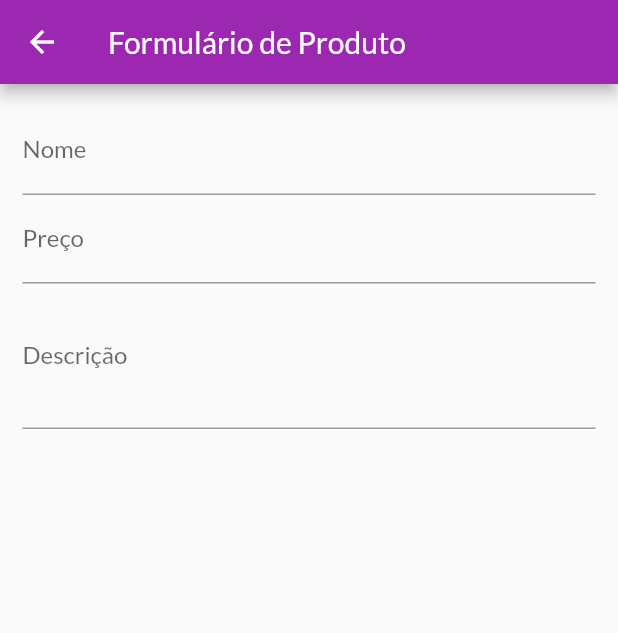
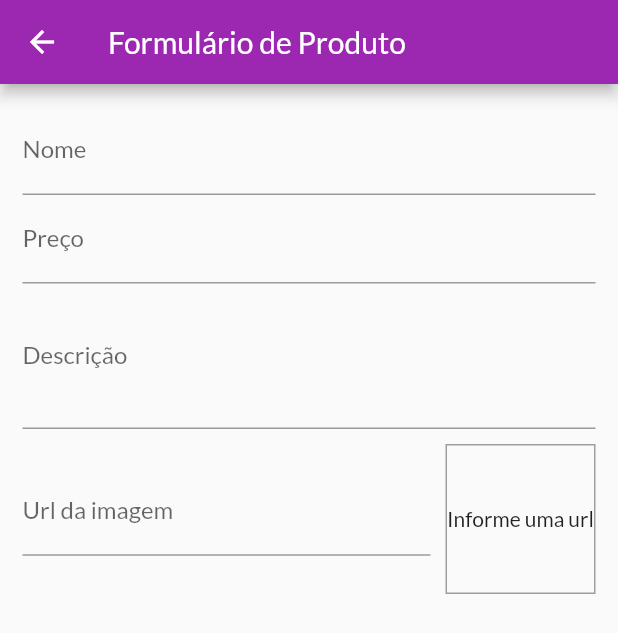
Before and after one commit to rudatorquato/flutter_shop, a Flutter app: the ProductFormWidget screen opened by its route, on a phone screen of 412 x 824 dp. Shown: the top 633 px of the screen. Run offline on Flutter 3.47's test engine with Material 2 defaults, Android fonts, the phone set to English and light mode, and no system bars; network calls fail.

Commit message:
Campo de Entrada de URL

```diff
--- a/lib/product/widget/product_form/product_form_widget.dart
+++ b/lib/product/widget/product_form/product_form_widget.dart
@@ -10,12 +10,26 @@ class ProductFormWidget extends StatefulWidget {
 class _ProductFormWidgetState extends State<ProductFormWidget> {
   final _priceFocus = FocusNode();
   final _descriptionFocus = FocusNode();
+  final _imageUrlFocus = FocusNode();
+  final _imageUrlController = TextEditingController();
+
+  @override
+  void initState() {
+    super.initState();
+    _imageUrlFocus.addListener(() {});
+  }
 
   @override
   void dispose() {
     super.dispose();
     _priceFocus.dispose();
     _descriptionFocus.dispose();
+    _imageUrlFocus.dispose();
+    _imageUrlFocus.removeListener(updateImage);
+  }
+
+  void updateImage() {
+    setState(() {});
   }
 
   @override
@@ -50,6 +64,40 @@ class _ProductFormWidgetState extends State<ProductFormWidget> {
               keyboardType: TextInputType.multiline,
               maxLines: 3,
             ),
+            Row(
+              children: [
+                Expanded(
+                  child: TextFormField(
+                    decoration:
+                        const InputDecoration(labelText: 'Url da imagem'),
+                    controller: _imageUrlController,
+                    focusNode: _imageUrlFocus,
+                    keyboardType: TextInputType.url,
+                    textInputAction: TextInputAction.done,
+                  ),
+                ),
+                Container(
+                  height: 100,
+                  width: 100,
+                  margin: const EdgeInsets.only(top: 10, left: 10),
+                  decoration: BoxDecoration(
+                    border: Border.all(
+                      color: Colors.grey,
+                      width: 1,
+                    ),
+                  ),
+                  alignment: Alignment.center,
+                  child: _imageUrlController.text.isEmpty
+                      ? const Text('Informe uma url')
+                      : FittedBox(
+                          child: Image.network(
+                            _imageUrlController.text,
+                            fit: BoxFit.cover,
+                          ),
+                        ),
+                )
+              ],
+            ),
           ],
         )),
       ),
```
